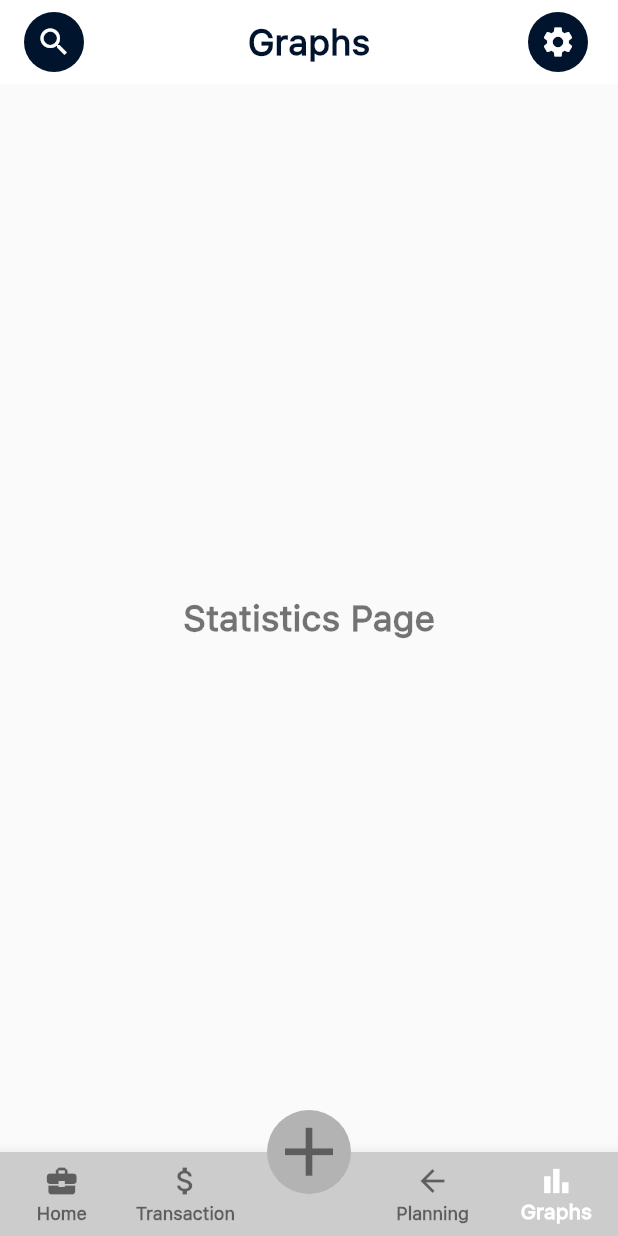
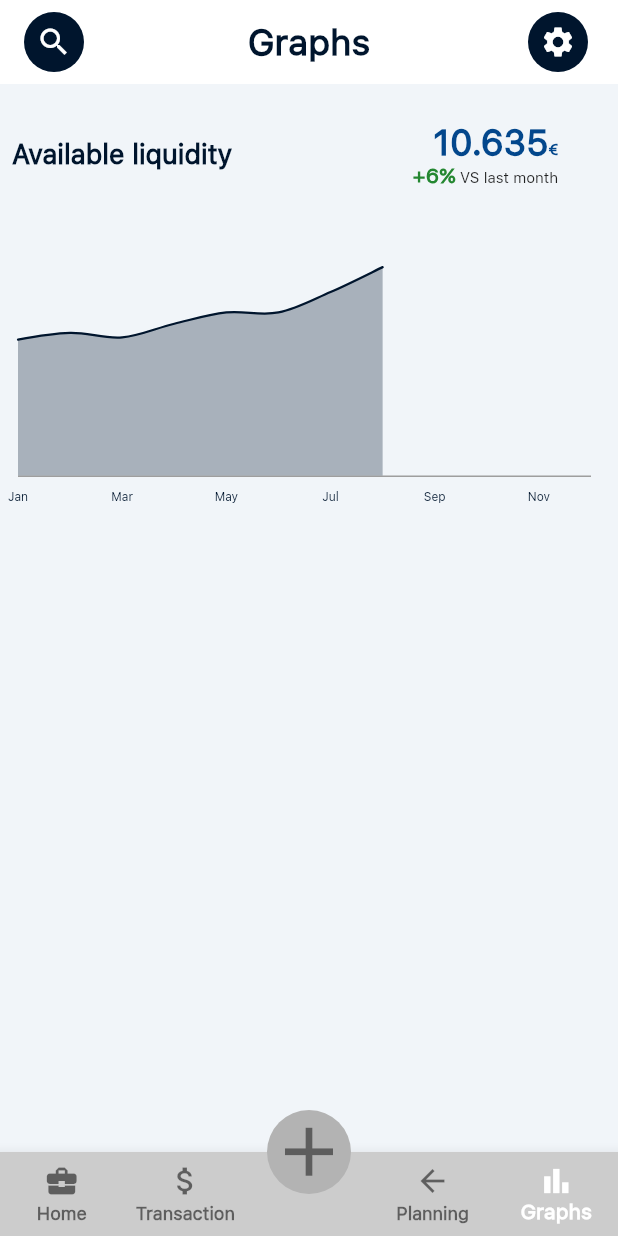
Before and after one commit to RIP-Comm/sossoldi, a Flutter app: the screen it shows after launch, item 5 of the bottom bar chosen, on a phone screen of 412 x 824 dp. Run offline on Flutter 3.47's test engine with Material 2 defaults, Android fonts, the light colour scheme and no system bars; drawn by our look-alikes of fl_chart; our stand-ins replace percent_indicator, sqflite, sqflite_common_ffi; missing offline and left inert: circular_menu; accounts and stored records are empty.

Commit message:
Created line chart for the graphs page

```diff
--- a/lib/custom_widgets/line_chart.dart
+++ b/lib/custom_widgets/line_chart.dart
@@ -69,9 +69,36 @@ class _LineChartSample2State extends State<LineChartWidget> {
     final style = TextStyle(
       color: widget.colorLine1Data.withOpacity(1.0),
       fontWeight: FontWeight.normal,
-      fontSize: 10,
+      fontSize: 8,
     );
     Widget text;
+    switch(widget.maxDays) {
+      case 12:
+        switch (value.toInt()) {
+          case 0:
+            text = Text('Jan', style: style);
+            break;
+          case 2:
+            text = Text('Mar', style: style);
+            break;
+          case 4:
+            text = Text('May', style: style);
+            break;
+          case 6:
+            text = Text('Jul', style: style);
+            break;
+          case 8:
+            text = Text('Sep', style: style);
+            break;
+          case 10:
+            text = Text('Nov', style: style);
+            break;
+          default:
+            text = Text('', style: style);
+            break;
+        }
+        break;
+      case 31:
           switch (value.toInt()) {
             case 3:
               text = Text('4', style: style);
@@ -84,6 +111,14 @@ class _LineChartSample2State extends State<LineChartWidget> {
               break;
             case 24:
               text = Text('25', style: style);
+              break;
+            case 30:
+              text = Text('31', style: style);
+              break;
+            default:
+              text = Text('', style: style);
+              break;
+          }
         break;
         default:
               text = Text('', style: style);
--- a/lib/pages/home_page.dart
+++ b/lib/pages/home_page.dart
@@ -149,13 +149,14 @@ class _HomePageState extends State<HomePage> {
                 FlSpot(26, 2),
                 FlSpot(27, 4.5),
                 FlSpot(28, 5),
-                FlSpot(29, 5),
+                FlSpot(29, 4.7),
+                FlSpot(30, 1),
               ],
               colorLine2Data: Color(0xffB9BABC),
               colorBackground: Color(0xffF1F5F9),
               maxY: 5.0,
               minY: -5.0,
-              maxDays: 30.0,
+              maxDays: 31.0,
             ),
             Row(
               children: [
--- a/lib/pages/statistics_page.dart
+++ b/lib/pages/statistics_page.dart
@@ -1,6 +1,9 @@
 // Satistics page.
 
 import 'package:flutter/material.dart';
+import '../constants/style.dart';
+import '../custom_widgets/line_chart.dart';
+import 'package:fl_chart/fl_chart.dart';
 
 class StatsPage extends StatefulWidget {
   @override
@@ -10,13 +13,92 @@ class StatsPage extends StatefulWidget {
 class _StatsPageState extends State<StatsPage> {
   @override
   Widget build(BuildContext context) {
-    return Scaffold(
-      body: Center(
-        child: Text(
-          "Statistics Page",
-          style: Theme.of(context).textTheme.headline4,
+    return ListView(
+      children: [
+        Column(
+          children: [
+            const Padding(padding: EdgeInsets.only(top: 24)),
+            Row(
+              children: [
+                const Padding(padding: EdgeInsets.only(left: 8.0)),
+                Column(
+                  crossAxisAlignment: CrossAxisAlignment.start,
+                  children: [
+                    Text(
+                      "Available liquidity",
+                      style: Theme.of(context)
+                          .textTheme
+                          .headline6
+                          ?.copyWith(
+                            color: Theme.of(context).colorScheme.primary,
+                            fontWeight: FontWeight.w600,
+                            ),
+                    ),
+                  ],
+                ),
+                const Padding(padding: EdgeInsets.only(right: 120.0)),
+                Column(
+                  crossAxisAlignment: CrossAxisAlignment.end,
+                  children: [
+                    RichText(
+                      textScaleFactor: MediaQuery.of(context).textScaleFactor,
+                      text: TextSpan(
+                        children: [
+                          TextSpan(
+                            text: "10.635",
+                            style: Theme.of(context).textTheme.headlineLarge?.copyWith(color: blue4),
+                          ),
+                          TextSpan(
+                            text: "€",
+                            style: Theme.of(context).textTheme.labelLarge?.copyWith(color: blue4)
+                          ),
+                        ],
+                      ),
+                    ),
+                    RichText(
+                      textScaleFactor: MediaQuery.of(context).textScaleFactor,
+                      text: TextSpan(
+                        children: [
+                          TextSpan(
+                            text: "+6%",
+                            style: Theme.of(context).textTheme.bodyMedium?.copyWith(color: green, fontWeight: FontWeight.w600),
+                          ),
+                          TextSpan(
+                            text: " VS last month",
+                            style: Theme.of(context).textTheme.labelLarge?.copyWith(fontWeight: FontWeight.w300),
+                          ),
+                        ],
+                      ),
+                    ),
+                  ],
+                ),
+              ],
+            ),
+            const Padding(
+              padding: EdgeInsets.all(8.0),
+            ),
+            const LineChartWidget(
+              line1Data: [
+                FlSpot(0, 1),
+                FlSpot(1, 1.3),
+                FlSpot(2, 1.1),
+                FlSpot(3, 1.7),
+                FlSpot(4, 2.2),
+                FlSpot(5, 2.2),
+                FlSpot(6, 3.1),
+                FlSpot(7, 4.2),
+              ],
+              colorLine1Data: Color(0xff00152D),
+              line2Data: <FlSpot>[],
+              colorLine2Data: Color(0xffB9BABC),
+              colorBackground: Color(0xffF1F5F9),
+              maxY: 5.0,
+              minY: -5.0,
+              maxDays: 12.0,
+            ),
+          ],
         ),
-      ),
+      ],
     );
   }
 }
```
Lines whose indentation alone changed are shown as unchanged.
